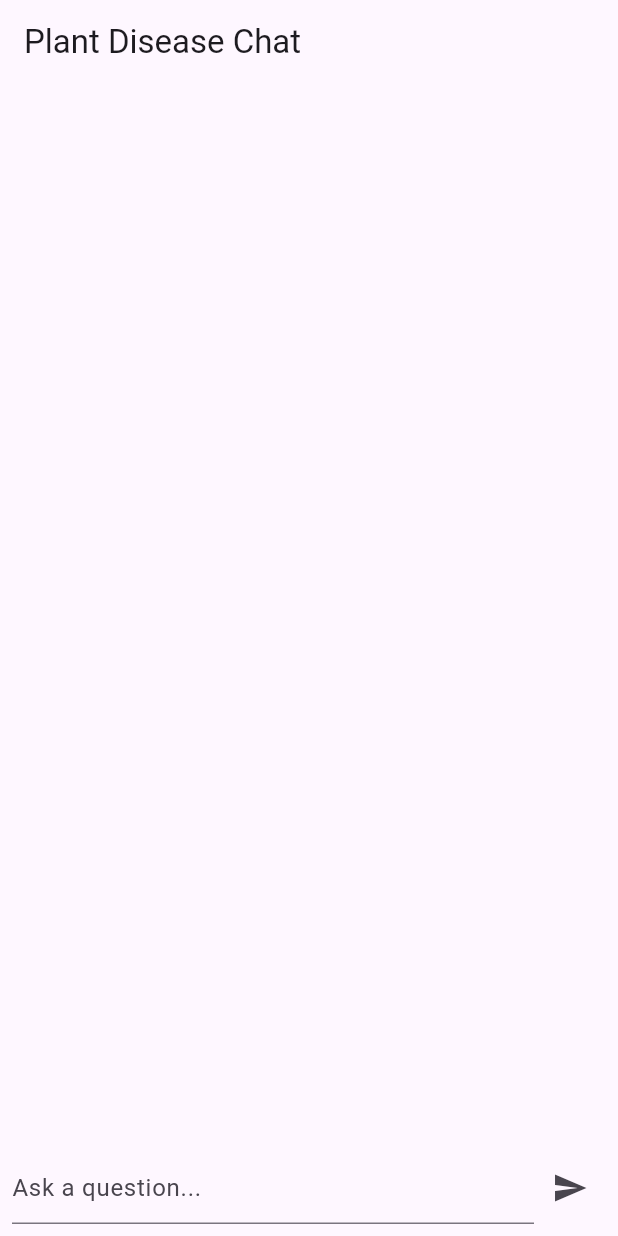
After one commit to AmineOuerghi07/DreamCraftPim, a Flutter app: the ChatScreen screen opened by its route, on a phone screen of 412 x 824 dp. The commit adds this screen. Run offline on Flutter 3.47's test engine with Material 3 defaults, Android fonts, the phone set to English and light mode, and no system bars; our stand-ins replace camera, font_awesome_flutter, go_router, google_fonts, image_picker, intl_phone_field and 1 more; project files that could hold a hidden picture were left out.

Commit message:
adding chat Service

```diff
--- a/lib/constants/constants.dart
+++ b/lib/constants/constants.dart
@@ -9,4 +9,5 @@ class AppConstants {
   static const double appBarHeight = 56.0;
   static const Color primaryColor = Color(0xFF6200EA);
   static const Color backgroundColor = Color(0xFFF5F5F5);
+  static const String  chatBaseUrl = "http://192.168.43.232:8001";
 }
--- a/lib/main.dart
+++ b/lib/main.dart
@@ -5,9 +5,11 @@ import 'package:pim_project/ProviderClasses/bottom_navigation_bar_provider_class
 import 'package:pim_project/ProviderClasses/camera_provider.dart';
 import 'package:pim_project/ProviderClasses/market_provider.dart';
 import 'package:pim_project/ProviderClasses/quantity_provider.dart';
+import 'package:pim_project/constants/constants.dart';
 import 'package:pim_project/model/repositories/prediction_repository.dart';
 import 'package:pim_project/model/services/predection_service.dart';
 import 'package:pim_project/routes/routes.dart';
+import 'package:pim_project/view_model/chat_view_model.dart';
 import 'package:pim_project/view_model/forget_password_view_model.dart';
 import 'package:pim_project/view_model/home_view_model.dart';
 import 'package:pim_project/view_model/land_details_view_model.dart';
@@ -51,6 +53,8 @@ class MyApp extends StatelessWidget {
         ChangeNotifierProvider(create: (context) => ResetPasswordViewModel()),
         ChangeNotifierProvider(create: (context) => SignupViewModel()),
         ChangeNotifierProvider(create: (context) => WelcomeViewModel()),
+        ChangeNotifierProvider(create: (context) => ChatViewModel(AppConstants.chatBaseUrl)),
+
 
   // Dependency Injection Fix: Inject `PredictionService` into `PredictionRepository`
   Provider(create: (context) => PredictionService()),
--- /dev/null
+++ b/lib/model/services/chat_service.dart
@@ -0,0 +1,27 @@
+import 'dart:convert';
+import 'api_client.dart';
+
+class ChatService {
+  final ApiClient _apiClient;
+
+  ChatService({required String baseUrl}) : _apiClient = ApiClient(baseUrl: baseUrl);
+
+  Future<String> sendMessage(String question, {String? detectedDisease}) async {
+    final body = {
+      'question': question,
+      'detected_disease': detectedDisease,
+    };
+
+    final response = await _apiClient.post(
+      'chat', // Endpoint
+      body,
+      (data) => data['response'] as String, // Parse the response
+    );
+
+    if (response.status == Status.COMPLETED) {
+      return response.data!;
+    } else {
+      throw Exception(response.message);
+    }
+  }
+}
--- a/lib/routes/routes.dart
+++ b/lib/routes/routes.dart
@@ -4,6 +4,7 @@ import 'package:go_router/go_router.dart';
 import 'package:pim_project/view/screens/OTPVerificationScreen.dart';
 import 'package:pim_project/view/screens/PhoneNumberScreen.dart';
 import 'package:pim_project/view/screens/camera_screen.dart';
+import 'package:pim_project/view/screens/chat_screen.dart';
 import 'package:pim_project/view/screens/email_verification_screen.dart';
 import 'package:pim_project/view/screens/forget_password_screen.dart';
 import 'package:pim_project/view/screens/home_screen.dart';
@@ -45,6 +46,8 @@ class RouteNames {
   static const String camera = '/camera' ;
   static const String productDetails = '/product-details';
     static const String loading_screen= '/loading_screen';
+  static const String chat_screen= '/chat_screen';
+
 
 }
 
@@ -145,5 +148,11 @@ final GoRouter router = GoRouter(
       builder: (context, state) => const CameraScreen(),
 
     ),
+         GoRoute(
+      path: RouteNames.chat_screen,
+      builder: (context, state) => const ChatScreen(),
+
+    ),
+
   ],
 );
--- a/lib/view/screens/camera_screen.dart
+++ b/lib/view/screens/camera_screen.dart
@@ -171,7 +171,12 @@ class _CameraScreenState extends State<CameraScreen> with WidgetsBindingObserver
           children: [
             Image.file(image),
             Text('Prediction: ${response}'),
-          ],
+ElevatedButton(
+  onPressed: () {
+    context.push(RouteNames.chat_screen);
+  },
+  child: Text("Let's Talk with Hassan"),
+)          ],
         ),
       ),
     );
--- /dev/null
+++ b/lib/view/screens/chat_screen.dart
@@ -0,0 +1,63 @@
+import 'package:flutter/material.dart';
+import 'package:pim_project/view_model/chat_view_model.dart';
+import 'package:provider/provider.dart';
+
+class ChatScreen extends StatelessWidget {
+  const ChatScreen({super.key});
+
+  @override
+  Widget build(BuildContext context) {
+    final chatViewModel = Provider.of<ChatViewModel>(context);
+    final TextEditingController _controller = TextEditingController();
+
+    return Scaffold(
+      appBar: AppBar(
+        title: const Text('Plant Disease Chat'),
+      ),
+      body: Column(
+        children: [
+          Expanded(
+            child: ListView.builder(
+              itemCount: chatViewModel.messages.length,
+              itemBuilder: (context, index) {
+                return ListTile(
+                  title: Text(chatViewModel.messages[index]),
+                );
+              },
+            ),
+          ),
+          if (chatViewModel.isLoading)
+            const Padding(
+              padding: EdgeInsets.all(8.0),
+              child: CircularProgressIndicator(),
+            ),
+          Padding(
+            padding: const EdgeInsets.all(8.0),
+            child: Row(
+              children: [
+                Expanded(
+                  child: TextField(
+                    controller: _controller,
+                    decoration: const InputDecoration(
+                      hintText: 'Ask a question...',
+                    ),
+                  ),
+                ),
+                IconButton(
+                  icon: const Icon(Icons.send),
+                  onPressed: () {
+                    final question = _controller.text.trim();
+                    if (question.isNotEmpty) {
+                      chatViewModel.sendMessage(question, detectedDisease: "Tomato Blight"); // Replace with the detected disease
+                      _controller.clear();
+                    }
+                  },
+                ),
+              ],
+            ),
+          ),
+        ],
+      ),
+    );
+  }
+}
--- /dev/null
+++ b/lib/view_model/chat_view_model.dart
@@ -0,0 +1,31 @@
+import 'package:flutter/material.dart';
+import 'package:pim_project/model/services/chat_service.dart';
+
+class ChatViewModel with ChangeNotifier {
+  late final ChatService _chatService;
+  List<String> _messages = [];
+  bool _isLoading = false;
+
+  List<String> get messages => _messages;
+  bool get isLoading => _isLoading;
+
+  ChatViewModel(String chatBaseUrl) {
+    _chatService = ChatService(baseUrl: chatBaseUrl);
+  }
+
+  Future<void> sendMessage(String question, {String? detectedDisease}) async {
+    _isLoading = true;
+    notifyListeners();
+
+    try {
+      final response = await _chatService.sendMessage(question, detectedDisease: detectedDisease);
+      _messages.add('You: $question');
+      _messages.add('Assistant: $response');
+    } catch (e) {
+      _messages.add('Error: $e');
+    } finally {
+      _isLoading = false;
+      notifyListeners();
+    }
+  }
+}
```
